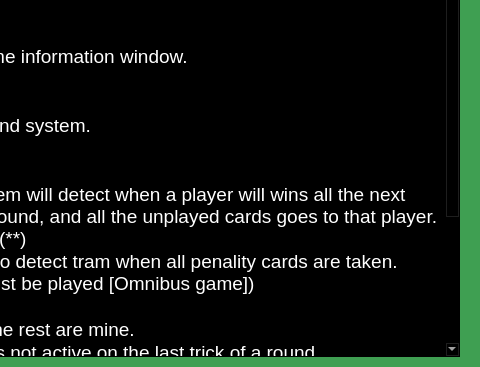
Before: the Qt Designer form settings.ui in Rescator7/Hearts, drawn with Qt 5; both pictures show x 200 to 680 and y 213 to 580 of the 680 by 580 pixel window.
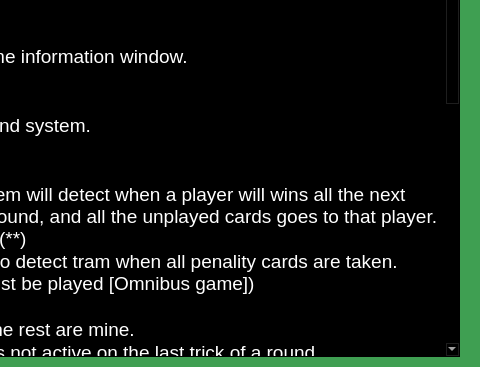
After: the same form once the commit is applied.

```diff
--- a/settings.ui
+++ b/settings.ui
@@ -898,11 +898,20 @@
 &lt;p style=&quot; margin-top:0px; margin-bottom:0px; margin-left:0px; margin-right:0px; -qt-block-indent:0; text-indent:0px;&quot;&gt;&lt;span style=&quot; font-size:14pt; font-weight:600;&quot;&gt;  *&lt;/span&gt;&lt;span style=&quot; font-size:14pt;&quot;&gt; Tram stand for: The rest are mine.&lt;/span&gt;&lt;/p&gt;
 &lt;p style=&quot; margin-top:0px; margin-bottom:0px; margin-left:0px; margin-right:0px; -qt-block-indent:0; text-indent:0px;&quot;&gt;&lt;span style=&quot; font-size:14pt; font-weight:600;&quot;&gt;**&lt;/span&gt;&lt;span style=&quot; font-size:14pt;&quot;&gt; The tram system is not active on the last trick of a round.&lt;/span&gt;&lt;/p&gt;
 &lt;p style=&quot;-qt-paragraph-type:empty; margin-top:0px; margin-bottom:0px; margin-left:0px; margin-right:0px; -qt-block-indent:0; text-indent:0px; font-size:14pt;&quot;&gt;&lt;br /&gt;&lt;/p&gt;
+&lt;p style=&quot; margin-top:0px; margin-bottom:0px; margin-left:0px; margin-right:0px; -qt-block-indent:0; text-indent:0px;&quot;&gt;&lt;span style=&quot; font-size:14pt; font-weight:600;&quot;&gt;Easy card selection:&lt;/span&gt;&lt;/p&gt;
+&lt;p style=&quot; margin-top:0px; margin-bottom:0px; margin-left:0px; margin-right:0px; -qt-block-indent:0; text-indent:0px;&quot;&gt;&lt;span style=&quot; font-size:14pt;&quot;&gt;  if enabled the system will disable (grayed out) the cards you are not allowed to play, that will brighten up that cards you can play.&lt;/span&gt;&lt;/p&gt;
+&lt;p style=&quot; margin-top:0px; margin-bottom:0px; margin-left:0px; margin-right:0px; -qt-block-indent:0; text-indent:0px;&quot;&gt;&lt;span style=&quot; font-size:14pt;&quot;&gt;  &lt;/span&gt;&lt;/p&gt;
+&lt;p style=&quot; margin-top:0px; margin-bottom:0px; margin-left:0px; margin-right:0px; -qt-block-indent:0; text-indent:0px;&quot;&gt;&lt;span style=&quot; font-size:14pt;&quot;&gt;  If disabled that system will play a sound, and report why a card is not allowed to be played into the info channel.&lt;/span&gt;&lt;/p&gt;
+&lt;p style=&quot;-qt-paragraph-type:empty; margin-top:0px; margin-bottom:0px; margin-left:0px; margin-right:0px; -qt-block-indent:0; text-indent:0px; font-size:14pt;&quot;&gt;&lt;br /&gt;&lt;/p&gt;
 &lt;p style=&quot; margin-top:0px; margin-bottom:0px; margin-left:0px; margin-right:0px; -qt-block-indent:0; text-indent:0px;&quot;&gt;&lt;span style=&quot; font-size:14pt; font-weight:600;&quot;&gt;Save Game (Quit):&lt;/span&gt;&lt;/p&gt;
 &lt;p style=&quot; margin-top:0px; margin-bottom:0px; margin-left:0px; margin-right:0px; -qt-block-indent:0; text-indent:0px;&quot;&gt;&lt;span style=&quot; font-size:16pt; font-weight:600;&quot;&gt; &lt;/span&gt;&lt;span style=&quot; font-size:14pt;&quot;&gt; If enabled the system will save your unfinished game(*) on quit, and will automatically reload it on your next application execution.&lt;/span&gt;&lt;/p&gt;
 &lt;p style=&quot;-qt-paragraph-type:empty; margin-top:0px; margin-bottom:0px; margin-left:0px; margin-right:0px; -qt-block-indent:0; text-indent:0px; font-size:14pt;&quot;&gt;&lt;br /&gt;&lt;/p&gt;
 &lt;p style=&quot; margin-top:0px; margin-bottom:0px; margin-left:0px; margin-right:0px; -qt-block-indent:0; text-indent:0px;&quot;&gt;&lt;span style=&quot; font-size:14pt;&quot;&gt; * Fresh new game without any cards played aren't saved.&lt;/span&gt;&lt;/p&gt;
-&lt;p style=&quot;-qt-paragraph-type:empty; margin-top:0px; margin-bottom:0px; margin-left:0px; margin-right:0px; -qt-block-indent:0; text-indent:0px; font-size:14pt;&quot;&gt;&lt;br /&gt;&lt;/p&gt;&lt;/body&gt;&lt;/html&gt;</string>
+&lt;p style=&quot;-qt-paragraph-type:empty; margin-top:0px; margin-bottom:0px; margin-left:0px; margin-right:0px; -qt-block-indent:0; text-indent:0px; font-size:14pt;&quot;&gt;&lt;br /&gt;&lt;/p&gt;
+&lt;p style=&quot; margin-top:0px; margin-bottom:0px; margin-left:0px; margin-right:0px; -qt-block-indent:0; text-indent:0px;&quot;&gt;&lt;span style=&quot; font-size:14pt; font-weight:600;&quot;&gt;Card deck:&lt;/span&gt;&lt;/p&gt;
+&lt;p style=&quot; margin-top:0px; margin-bottom:0px; margin-left:0px; margin-right:0px; -qt-block-indent:0; text-indent:0px;&quot;&gt;&lt;span style=&quot; font-size:14pt;&quot;&gt;  Select a different card deck. Available card decks are Standard, English, Russian&lt;/span&gt;&lt;span style=&quot; font-size:14pt; font-weight:600;&quot;&gt;.&lt;/span&gt;&lt;/p&gt;
+&lt;p style=&quot;-qt-paragraph-type:empty; margin-top:0px; margin-bottom:0px; margin-left:0px; margin-right:0px; -qt-block-indent:0; text-indent:0px; font-size:14pt; font-weight:600;&quot;&gt;&lt;br /&gt;&lt;/p&gt;
+&lt;p style=&quot; margin-top:0px; margin-bottom:0px; margin-left:0px; margin-right:0px; -qt-block-indent:0; text-indent:0px;&quot;&gt;&lt;span style=&quot; font-size:14pt; font-weight:600;&quot;&gt;Note:  &lt;/span&gt;&lt;span style=&quot; font-size:14pt;&quot;&gt;Switching to a different card deck will reset the cards history [Debug menu].&lt;/span&gt;&lt;/p&gt;&lt;/body&gt;&lt;/html&gt;</string>
    </property>
   </widget>
  </widget>
```
